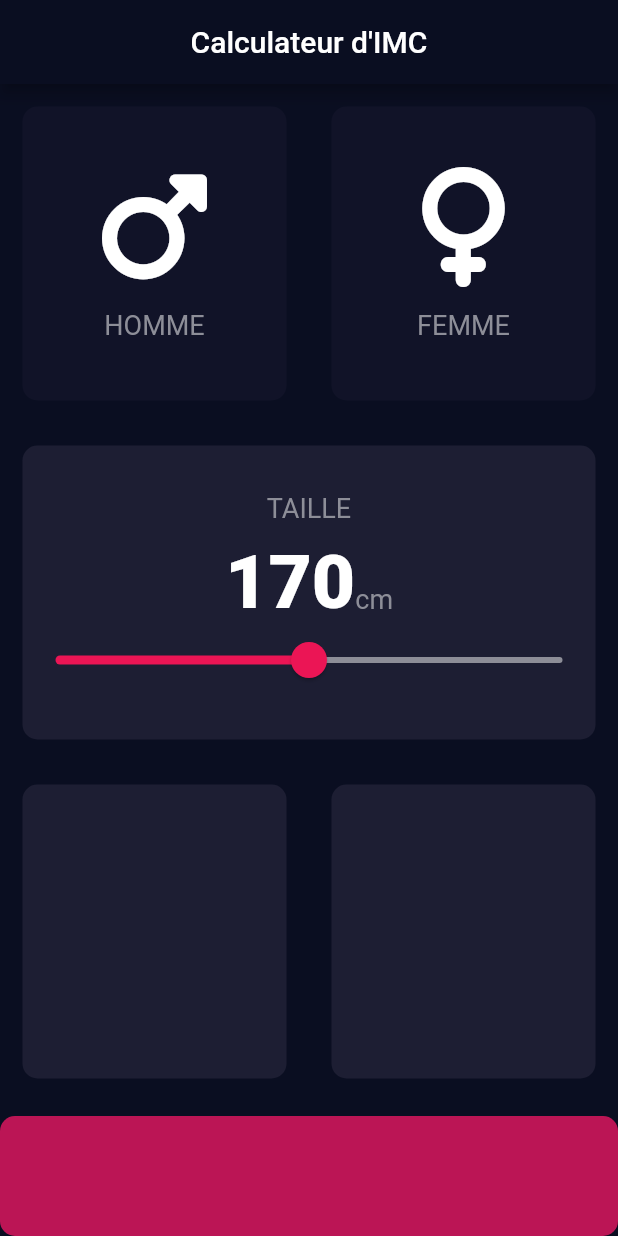
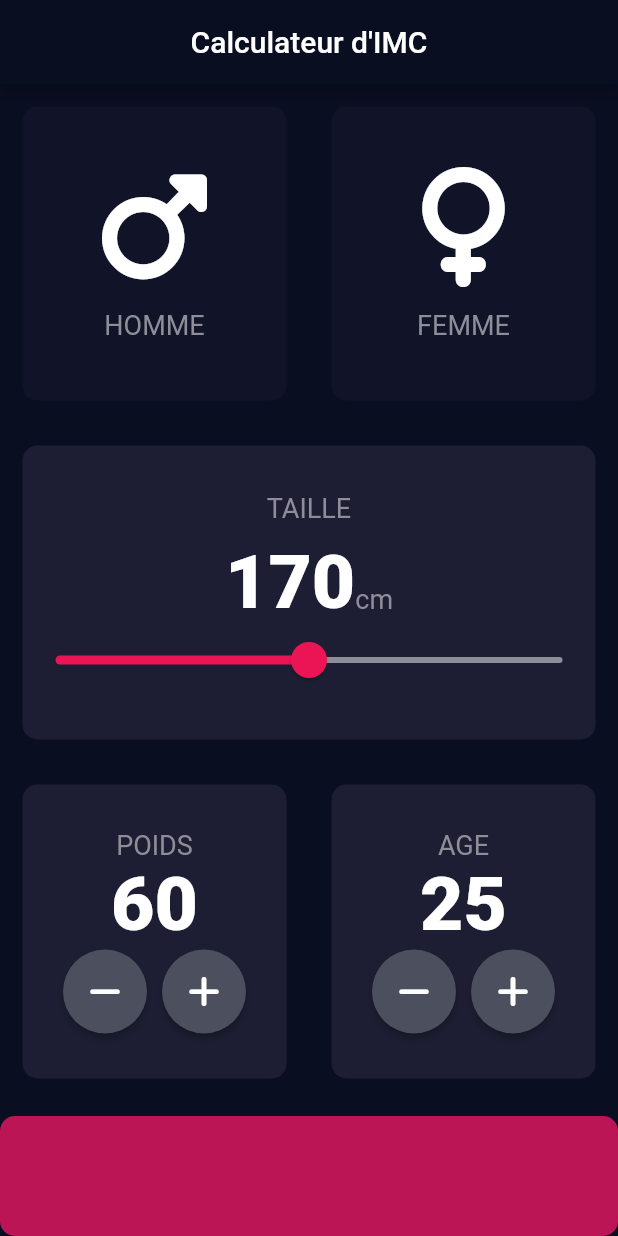
Before and after one commit to Vehqa/IMC-Calculateur, a Flutter app: the screen it shows after launch, on a phone screen of 412 x 824 dp. Run offline on Flutter 3.47's test engine with Material 2 defaults, Android fonts, the phone set to English and light mode, and no system bars; our stand-ins replace font_awesome_flutter.

Commit message:
Weight, age cards.

```diff
--- a/lib/input_page.dart
+++ b/lib/input_page.dart
@@ -17,6 +17,8 @@ class _InputPageState extends State<InputPage> {
   bool isFemaleCardActive = false;
 
   int height = 170;
+  int weight = 60;
+  int age = 25;
 
   void updateColor(GenderType gender) {
     setState(() {
@@ -135,10 +137,88 @@ class _InputPageState extends State<InputPage> {
               child: Row(
                 children: [
                   Expanded(
-                    child: ReusableCard(colour: activeCardColour),
+                    child: ReusableCard(
+                      colour: activeCardColour,
+                      cardChild: Column(
+                        mainAxisAlignment: MainAxisAlignment.center,
+                        children: [
+                          Text(
+                            'POIDS',
+                            style: labelTextStyle,
+                          ),
+                          Text(
+                            weight.toString(),
+                            style: numberTextStyle,
+                          ),
+                          Row(
+                            mainAxisAlignment: MainAxisAlignment.center,
+                            children: [
+                              RoundedIconButton(
+                                icon: FontAwesomeIcons.minus,
+                                onPressed: () {
+                                  setState(() {
+                                    weight--;
+                                  });
+                                },
+                              ),
+                              SizedBox(
+                                width: 10.0,
+                              ),
+                              RoundedIconButton(
+                                icon: FontAwesomeIcons.plus,
+                                onPressed: () {
+                                  setState(() {
+                                    weight++;
+                                  });
+                                },
+                              ),
+                            ],
+                          )
+                        ],
+                      ),
+                    ),
                   ),
                   Expanded(
-                    child: ReusableCard(colour: activeCardColour),
+                    child: ReusableCard(
+                      colour: activeCardColour,
+                      cardChild: Column(
+                        mainAxisAlignment: MainAxisAlignment.center,
+                        children: [
+                          Text(
+                            'AGE',
+                            style: labelTextStyle,
+                          ),
+                          Text(
+                            age.toString(),
+                            style: numberTextStyle,
+                          ),
+                          Row(
+                            mainAxisAlignment: MainAxisAlignment.center,
+                            children: [
+                              RoundedIconButton(
+                                icon: FontAwesomeIcons.minus,
+                                onPressed: () {
+                                  setState(() {
+                                    age--;
+                                  });
+                                },
+                              ),
+                              SizedBox(
+                                width: 10.0,
+                              ),
+                              RoundedIconButton(
+                                icon: FontAwesomeIcons.plus,
+                                onPressed: () {
+                                  setState(() {
+                                    age++;
+                                  });
+                                },
+                              )
+                            ],
+                          ),
+                        ],
+                      ),
+                    ),
                   ),
                 ],
               ),
@@ -156,3 +236,22 @@ class _InputPageState extends State<InputPage> {
         ));
   }
 }
+
+class RoundedIconButton extends StatelessWidget {
+  const RoundedIconButton(
+      {super.key, @required this.icon, @required this.onPressed});
+
+  final IconData? icon;
+  final Function? onPressed;
+
+  @override
+  Widget build(BuildContext context) {
+    return RawMaterialButton(
+      onPressed: onPressed as void Function()?,
+      child: Icon(icon),
+      shape: CircleBorder(),
+      fillColor: Color(0xFF4C4F5E),
+      constraints: BoxConstraints(minWidth: 56.0, minHeight: 56.0),
+    );
+  }
+}
```
